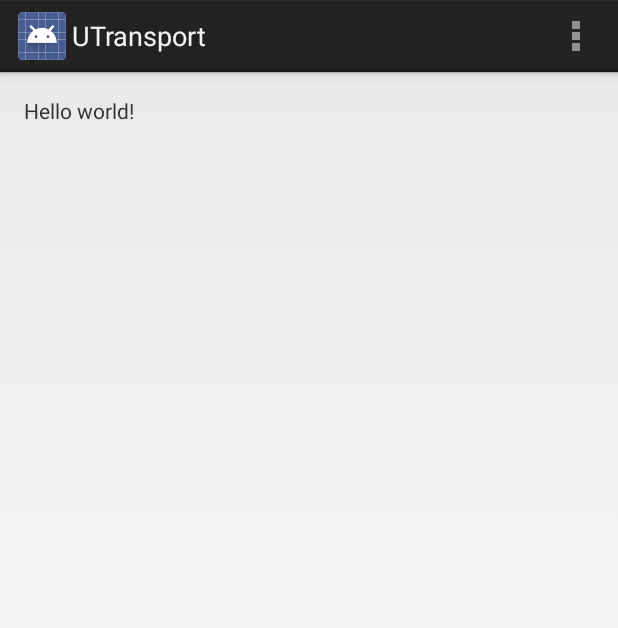
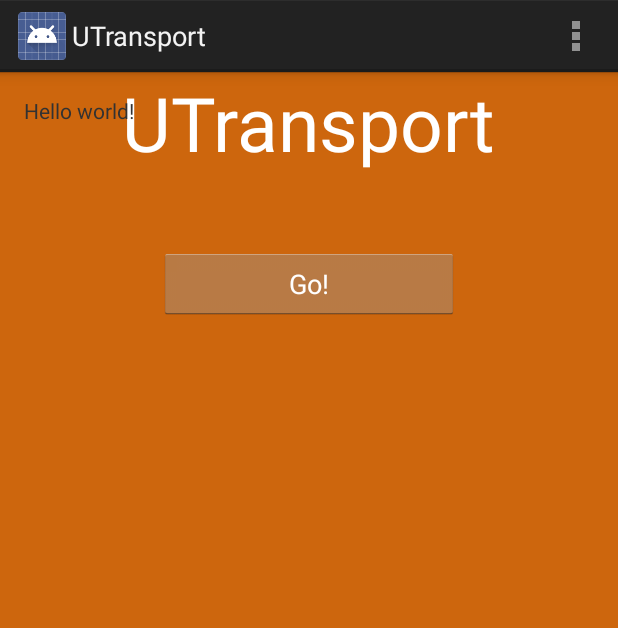
Before and after one commit to BrianMBrannon/UTransport, an Android app: the screen it shows after launch (MainActivity), on a phone screen of 412 x 824 dp. Shown: the top 628 px of the screen. Run offline under Robolectric (Android 15) with nearby library versions, the phone set to English and light mode, and no system bars.

```diff
--- a/utransport/src/main/res/layout/activity_main.xml
+++ b/utransport/src/main/res/layout/activity_main.xml
@@ -1,7 +1,31 @@
-<FrameLayout xmlns:android="http://schemas.android.com/apk/res/android"
+<RelativeLayout xmlns:android="http://schemas.android.com/apk/res/android"
     xmlns:tools="http://schemas.android.com/tools"
     android:id="@+id/container"
     android:layout_width="match_parent"
     android:layout_height="match_parent"
+    android:background="#CD660D"
     tools:context="com.example.utransport.MainActivity"
-    tools:ignore="MergeRootFrame" />
+    tools:ignore="MergeRootFrame">
+
+    <TextView
+        android:id="@+id/main_text"
+        android:layout_width="wrap_content"
+        android:layout_height="wrap_content"
+        android:text="@string/main_text"
+        android:textSize="50sp"
+        android:layout_centerHorizontal="true"
+        android:textColor="#FFFFFF"
+    />
+
+    <Button
+        android:id="@+id/main_button"
+        android:layout_width="200dp"
+        android:layout_height="wrap_content"
+        android:layout_centerHorizontal="true"
+        android:text="@string/main_button"
+        android:textColor="#FFFFFF"
+        android:layout_marginTop="50dp"
+        android:layout_below="@id/main_text"
+    />
+
+    </RelativeLayout>
--- a/utransport/src/main/res/values/strings.xml
+++ b/utransport/src/main/res/values/strings.xml
@@ -4,5 +4,7 @@
     <string name="app_name">UTransport</string>
     <string name="hello_world">Hello world!</string>
     <string name="action_settings">Settings</string>
+    <string name="main_button">Go!</string>
+    <string name="main_text">UTransport</string>
 
 </resources>
--- /dev/null
+++ b/utransport/src/main/todo.txt
@@ -0,0 +1,5 @@
+TO DO:
+Get Android phone's current GPS coordinates
+Collect all UT shuttle stop ids
+Collect each stop's arrival/departure times.
+Save option for times
```
Also changed, not shown: utransport/src/main/java/com/example/utransport/BusStop.java (+54 -0 lines), 2 other files.
